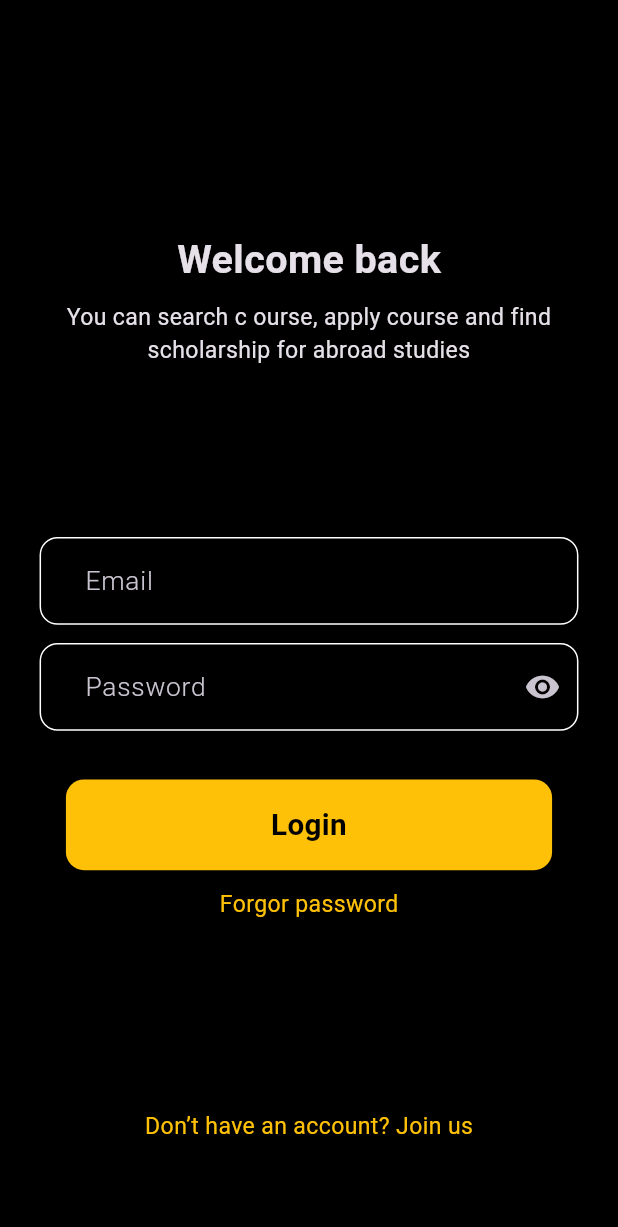
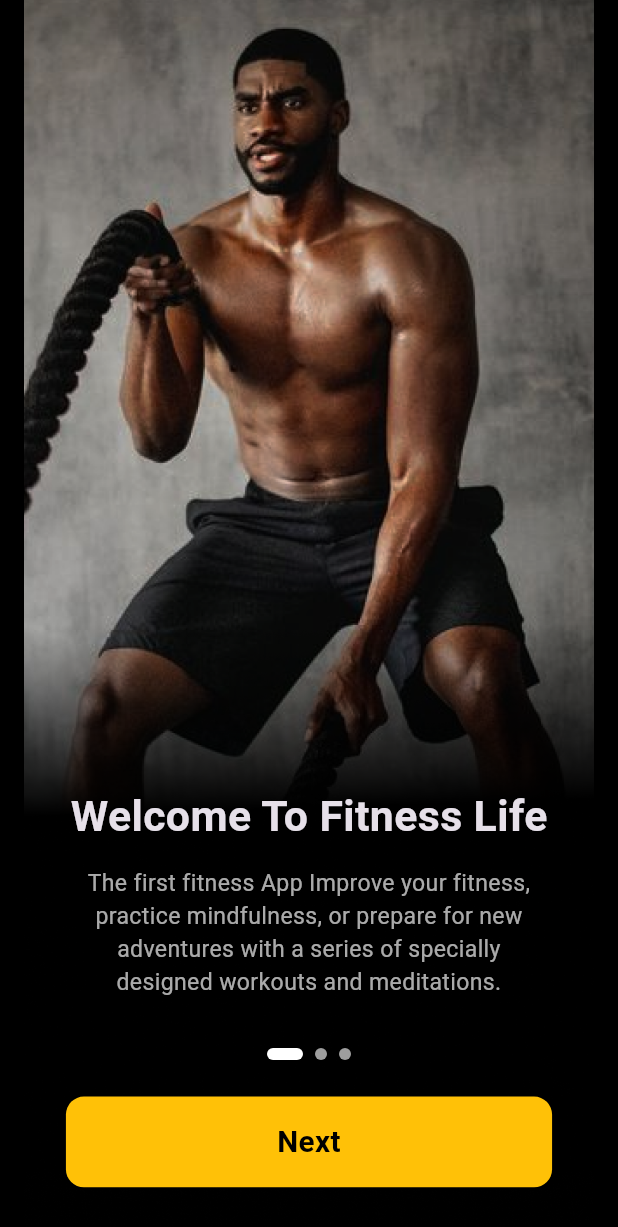
Before and after one commit to Adham-Amin/FitBody, a Flutter app: the screen it shows after launch, on a phone screen of 412 x 824 dp. Shown: the top 1227 px of the screen. Run offline on Flutter 3.47's test engine with Material 3 defaults, Android fonts, the phone set to English and light mode, and no system bars; drawn by our look-alikes of smooth_page_indicator; our stand-ins replace cloud_firestore, firebase_auth, firebase_core, go_router; accounts and stored records are empty.

Commit message:
create onbording views & refactor code

```diff
--- a/lib/core/utils/app_router.dart
+++ b/lib/core/utils/app_router.dart
@@ -1,6 +1,7 @@
 import 'package:fitbody/features/auth/presentation/pages/login_view.dart';
 import 'package:fitbody/features/auth/presentation/pages/register_view.dart';
 import 'package:fitbody/features/home/presentation/pages/home_view.dart';
+import 'package:fitbody/features/onbording/presentation/views/onbording_view.dart';
 import 'package:fitbody/features/splash/presentation/pages/splash_view.dart';
 import 'package:go_router/go_router.dart';
 
@@ -24,6 +25,10 @@ abstract class AppRouter {
         builder: (context, state) => RegisterView(),
       ),
       GoRoute(
+        path: onbordingView,
+        builder: (context, state) => OnbordingView(),
+      ),
+      GoRoute(
         path: homeView,
         builder: (context, state) => HomeView(),
       ),
--- a/lib/features/home/presentation/widgets/home_view_body.dart
+++ b/lib/features/home/presentation/widgets/home_view_body.dart
@@ -17,7 +17,7 @@ class HomeViewBody extends StatelessWidget {
           TextButton.icon(
             onPressed: () {
               FirebaseAuth.instance.signOut();
-              GoRouter.of(context).go(AppRouter.regiterView);
+              GoRouter.of(context).go(AppRouter.loginView);
             },
             label: Text('Logout', style: Styles.textNormal14(context)),
             icon: Icon(Icons.logout, color: Colors.red),
--- /dev/null
+++ b/lib/features/onbording/presentation/views/onbording_view.dart
@@ -0,0 +1,13 @@
+import 'package:fitbody/features/onbording/presentation/views/widgets/onbording_view_body.dart';
+import 'package:flutter/material.dart';
+
+class OnbordingView extends StatelessWidget {
+  const OnbordingView({super.key});
+
+  @override
+  Widget build(BuildContext context) {
+    return const Scaffold(
+      body: OnbordingViewBody(),
+    );
+  }
+}
--- /dev/null
+++ b/lib/features/onbording/presentation/views/widgets/onbording_view_body.dart
@@ -0,0 +1,121 @@
+import 'package:fitbody/core/utils/app_router.dart';
+import 'package:fitbody/core/widgets/custom_button.dart';
+import 'package:fitbody/features/onbording/presentation/views/widgets/text_onbording.dart';
+import 'package:flutter/material.dart';
+import 'package:go_router/go_router.dart';
+import 'package:smooth_page_indicator/smooth_page_indicator.dart';
+
+class OnbordingViewBody extends StatefulWidget {
+  const OnbordingViewBody({super.key});
+
+  @override
+  State<OnbordingViewBody> createState() => _OnbordingViewBodyState();
+}
+
+class _OnbordingViewBodyState extends State<OnbordingViewBody> {
+  final PageController _pageController = PageController();
+  int index = 0;
+
+  final List<String> texts = [
+    'Welcome To Fitness Life',
+    'Workout Categories',
+    'Eat Healthy, Live Better',
+  ];
+
+  final List<String> desc = [
+    'The first fitness App Improve your fitness, practice mindfulness, or prepare for new adventures with a series of specially designed workouts and meditations.',
+    'Workout categories will help you gain strength, get in better shape and embrace a healthy life style.',
+    'Healthy eating is the key to a happy and balanced life. Choose the best for your body, because your health is your treasure.',
+  ];
+
+  final List<String> imagesOnbording = [
+    'assets/images/Onboarding-1.png',
+    'assets/images/Onboarding-2.png',
+    'assets/images/Onboarding-3.png',
+  ];
+
+  @override
+  void dispose() {
+    _pageController.dispose();
+    super.dispose();
+  }
+
+  @override
+  Widget build(BuildContext context) {
+    final screenWidth = MediaQuery.of(context).size.width / 375;
+    final screenHeight = MediaQuery.of(context).size.height / 812;
+
+    return Stack(
+      children: [
+        Positioned.fill(
+          child: AnimatedSwitcher(
+            duration: Duration(milliseconds: 500),
+            child: Image.asset(
+              imagesOnbording[index],
+              key: ValueKey(index),
+              fit: BoxFit.cover,
+            ),
+          ),
+        ),
+        Padding(
+          padding: EdgeInsets.symmetric(horizontal: screenWidth * 24),
+          child: Column(
+            children: [
+              Expanded(
+                child: PageView.builder(
+                  controller: _pageController,
+                  physics: const BouncingScrollPhysics(),
+                  onPageChanged: (newIndex) {
+                    setState(() {
+                      index = newIndex;
+                    });
+                  },
+                  itemCount: texts.length,
+                  itemBuilder: (context, pageIndex) {
+                    return Column(
+                      mainAxisAlignment: MainAxisAlignment.end,
+                      children: [
+                        TextOnbording(
+                          title: texts[pageIndex],
+                          desc: desc[pageIndex],
+                        ),
+                        SizedBox(height: screenHeight * 32),
+                      ],
+                    );
+                  },
+                ),
+              ),
+              SmoothPageIndicator(
+                controller: _pageController,
+                count: texts.length,
+                effect: ExpandingDotsEffect(
+                  activeDotColor: Colors.white,
+                  dotColor: Colors.grey,
+                  dotHeight: 8,
+                  dotWidth: 8,
+                ),
+              ),
+              SizedBox(height: screenHeight * 24),
+              CustomButton(
+                onTap: () {
+                  if (index == texts.length - 1) {
+                    GoRouter.of(context).push(AppRouter.loginView);
+                  } else {
+                    _pageController.nextPage(
+                      duration: const Duration(milliseconds: 300),
+                      curve: Curves.easeInOut,
+                    );
+                  }
+                },
+                title: index == texts.length - 1 ? 'Start Training' : 'Next',
+                screenHeight: screenHeight,
+                screenWidth: screenWidth,
+              ),
+              SizedBox(height: screenHeight * 32),
+            ],
+          ),
+        ),
+      ],
+    );
+  }
+}
--- /dev/null
+++ b/lib/features/onbording/presentation/views/widgets/text_onbording.dart
@@ -0,0 +1,43 @@
+import 'package:fitbody/core/utils/styles.dart';
+import 'package:flutter/material.dart';
+
+class TextOnbording extends StatelessWidget {
+  const TextOnbording({
+    super.key,
+    required this.title,
+    required this.desc,
+  });
+
+  final String title;
+  final String desc;
+
+  @override
+  Widget build(BuildContext context) {
+    double screenWidth = MediaQuery.of(context).size.width / 375;
+
+    return Padding(
+      padding: EdgeInsets.symmetric(horizontal: screenWidth * 18),
+      child: Column(
+        crossAxisAlignment: CrossAxisAlignment.center,
+        children: [
+          Hero(
+            tag: title,
+            child: Text(
+              title,
+              style: Styles.textBold26(context).copyWith(fontWeight: FontWeight.w600),
+            ),
+          ),
+          SizedBox(height: screenWidth * 12),
+          Opacity(
+            opacity: 0.70,
+            child: Text(
+              desc,
+              style: Styles.textNormal14(context).copyWith(color: Color(0xffF2F2F2),),
+              textAlign: TextAlign.center,
+            ),
+          ),
+        ],
+      ),
+    );
+  }
+}
--- a/lib/features/splash/presentation/widgets/splash_view_body.dart
+++ b/lib/features/splash/presentation/widgets/splash_view_body.dart
@@ -54,7 +54,7 @@ class _SplashViewBodyState extends State<SplashViewBody>
       if(FirebaseAuth.instance.currentUser != null) {
         GoRouter.of(context).go(AppRouter.homeView);
       } else {
-        GoRouter.of(context).go(AppRouter.loginView);
+        GoRouter.of(context).go(AppRouter.onbordingView);
       }
     });
   }
--- a/pubspec.yaml
+++ b/pubspec.yaml
@@ -35,6 +35,7 @@ dependencies:
   flutter:
     sdk: flutter
   go_router: ^14.6.2
+  smooth_page_indicator: ^1.2.0+3
 
 dev_dependencies:
   flutter_lints: ^5.0.0
```
Also changed, not shown: assets/images/Onboarding-1.png (added), assets/images/Onboarding-2.png (added), assets/images/Onboarding-3.png (added), pubspec.lock.
